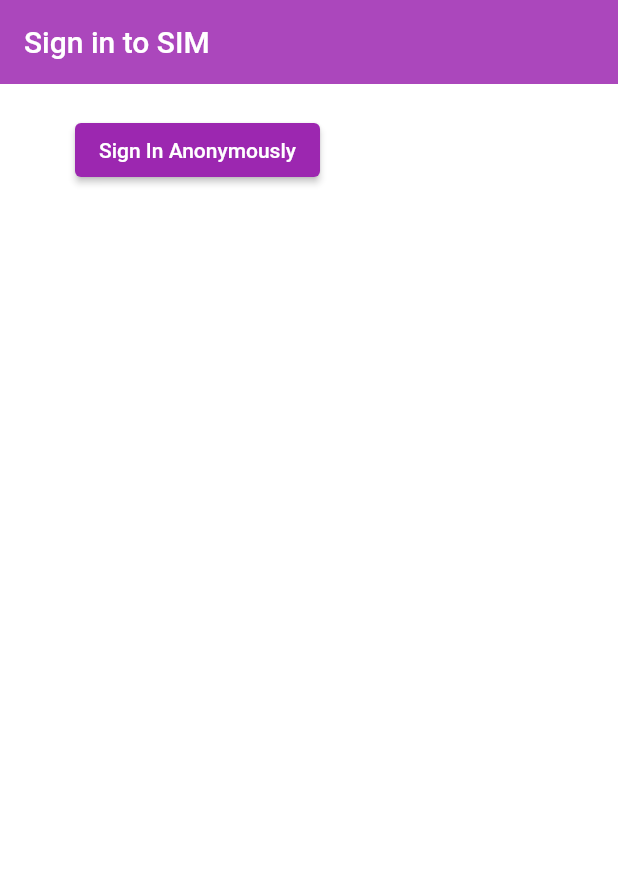
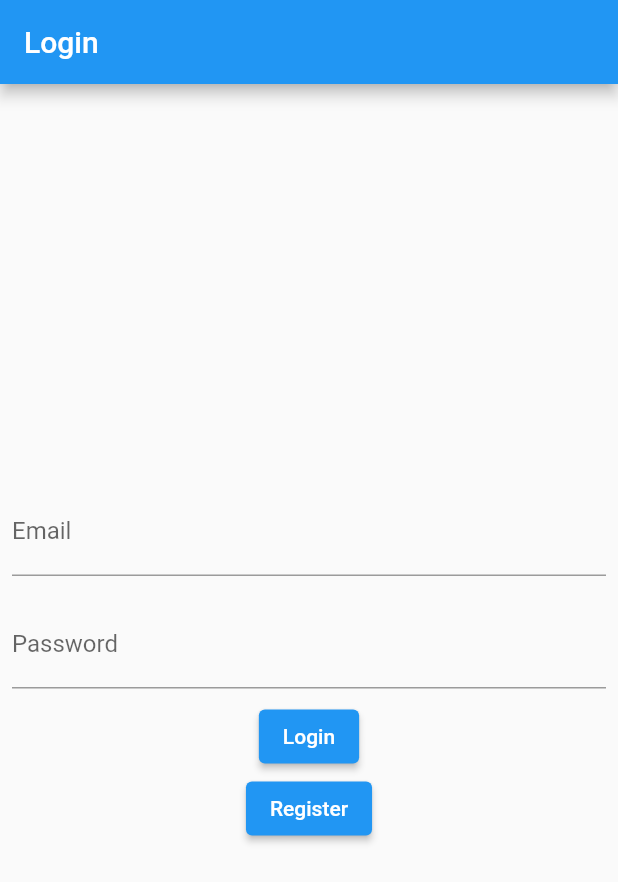
Before and after one commit to samuel-howell/SIM, a Flutter app: the screen it shows after launch, on a phone screen of 412 x 824 dp. Shown: the top 882 px of the screen. Run offline on Flutter 3.47's test engine with Material 2 defaults, Android fonts, the light colour scheme and no system bars; our stand-ins replace firebase_auth, firebase_core; accounts and stored records are empty.

Commit message:
added basic authenticaton for login and register

```diff
--- a/lib/main.dart
+++ b/lib/main.dart
@@ -1,6 +1,10 @@
 import 'package:flutter/material.dart';
+import 'package:howell_capstone/screens/login_screen.dart';
+import 'package:howell_capstone/screens/register_screen.dart';
 import 'package:howell_capstone/screens/wrapper.dart';
 import 'package:firebase_core/firebase_core.dart';
+import 'package:howell_capstone/services/auth.dart';
+import 'package:provider/provider.dart';
 
 void main() async {
   WidgetsFlutterBinding.ensureInitialized();
@@ -13,9 +17,24 @@ class MyApp extends StatelessWidget {
   // This widget is the root of your application.
   @override
   Widget build(BuildContext context) {
-    return MaterialApp(
-      home: Wrapper(),
-      debugShowCheckedModeBanner: false,
+    return MultiProvider(
+      providers: [
+        Provider<AuthService>(
+          create: (_) => AuthService(),
+        )
+      ],
+      child: MaterialApp(
+          title: 'SIM',
+          theme: ThemeData(
+            primarySwatch: Colors.blue,
+          ),
+          debugShowCheckedModeBanner: false,
+          initialRoute: '/',
+          routes: {
+            '/': (context) => Wrapper(),
+            '/login': (context) => LoginScreen(),
+            '/register': (context) => RegisterScreen(),
+          }),
     );
   }
 }
--- a/lib/models/user.dart
+++ b/lib/models/user.dart
@@ -1,9 +1,6 @@
 class User {
   final String uid;
+  final String? email;
 
-  User({this.uid});
+  User(this.uid, this.email);
 }
-
-
-
-https://www.youtube.com/watch?v=PS0b2gJ04Bs&list=PL4cUxeGkcC9j--TKIdkb3ISfRbJeJYQwC&index=6
--- a/lib/screens/authenticate/authenticate.dart
+++ /dev/null
@@ -1,18 +0,0 @@
-import 'package:flutter/material.dart';
-import 'package:howell_capstone/screens/authenticate/sign_in.dart';
-
-class Authenticate extends StatefulWidget {
-  const Authenticate({Key? key}) : super(key: key);
-
-  @override
-  _AuthenticateState createState() => _AuthenticateState();
-}
-
-class _AuthenticateState extends State<Authenticate> {
-  @override
-  Widget build(BuildContext context) {
-    return Container(
-      child: SignIn(),
-    );
-  }
-}
--- a/lib/screens/authenticate/sign_in.dart
+++ /dev/null
@@ -1,41 +0,0 @@
-import 'package:flutter/material.dart';
-import 'package:howell_capstone/services/auth.dart';
-
-class SignIn extends StatefulWidget {
-  const SignIn({Key? key}) : super(key: key);
-
-  @override
-  _SignInState createState() => _SignInState();
-}
-
-class _SignInState extends State<SignIn> {
-  final AuthService _auth =
-      AuthService(); //  allows me to pull from any methods in my auth.dart in services folder.
-
-  @override
-  Widget build(BuildContext context) {
-    return Scaffold(
-        backgroundColor: Colors.white,
-        appBar: AppBar(
-          backgroundColor: Colors.purple[400],
-          elevation: 0.0,
-          title: Text('Sign in to SIM'),
-        ),
-        body: Container(
-            padding: EdgeInsets.symmetric(vertical: 20.0, horizontal: 50.0),
-            child: ElevatedButton(
-                child: Text('Sign In Anonymously'),
-                style: ElevatedButton.styleFrom(primary: Colors.purple),
-                onPressed: () async {
-                  // it is dynamic because it could be null or Firebase user
-                  dynamic result = await _auth.signinAnonymously();
-
-                  if (result == null) {
-                    print('error signing in');
-                  } else {
-                    print('signed in');
-                    print(result);
-                  }
-                })));
-  }
-}
--- /dev/null
+++ b/lib/screens/login_screen.dart
@@ -0,0 +1,58 @@
+import 'package:flutter/material.dart';
+import 'package:howell_capstone/services/auth.dart';
+import 'package:provider/provider.dart';
+
+class LoginScreen extends StatelessWidget {
+  const LoginScreen({Key? key}) : super(key: key);
+
+  @override
+  Widget build(BuildContext context) {
+    final TextEditingController emailController = TextEditingController();
+    final TextEditingController passwordController = TextEditingController();
+
+    final authService = Provider.of<AuthService>(context);
+    return Scaffold(
+        appBar: AppBar(
+          title: Text('Login'),
+        ),
+        body: Column(
+          mainAxisAlignment: MainAxisAlignment.center,
+          children: [
+            Padding(
+              padding: const EdgeInsets.all(8.0),
+              child: TextField(
+                controller: emailController,
+                decoration: InputDecoration(
+                  labelText: "Email",
+                ),
+              ),
+            ),
+            Padding(
+              padding: const EdgeInsets.all(8.0),
+              child: TextField(
+                controller: passwordController,
+                decoration: InputDecoration(
+                  labelText: "Password",
+                ),
+              ),
+            ),
+            ElevatedButton(
+              onPressed: () {
+                // when the button is pressed, call the auth method and pass the text from email controller and password controller to email and password field respectively
+                authService.signInWithEmailAndPassword(
+                  emailController.text.trim(),
+                  passwordController.text.trim(),
+                );
+              },
+              child: Text('Login'),
+            ),
+            ElevatedButton(
+              onPressed: () {
+                Navigator.pushNamed(context, '/register');
+              },
+              child: Text('Register'),
+            )
+          ],
+        ));
+  }
+}
--- a/lib/screens/wrapper.dart
+++ b/lib/screens/wrapper.dart
@@ -1,15 +1,33 @@
 //this Wrapper.dart file either redirects to Home screen or Authentication screen depending on if the user is authenticated
 
 import 'package:flutter/material.dart';
-import 'package:howell_capstone/screens/authenticate/authenticate.dart';
-import 'package:howell_capstone/screens/home/home.dart';
+import 'package:howell_capstone/screens/home_screen.dart';
+import 'package:howell_capstone/screens/login_screen.dart';
+import 'package:howell_capstone/services/auth.dart';
+import 'package:provider/provider.dart';
+import 'package:howell_capstone/models/user.dart';
 
 class Wrapper extends StatelessWidget {
-  const Wrapper({Key? key}) : super(key: key);
-
   @override
   Widget build(BuildContext context) {
-    //return either Home or Authenitcate widget depending on if the user is signed in
-    return Authenticate();
+    final authService = Provider.of<AuthService>(context);
+    return StreamBuilder<User?>(
+      stream: authService.user,
+      builder: (_, AsyncSnapshot<User?> snapshot) {
+        if (snapshot.connectionState == ConnectionState.active) {
+          final User? user = snapshot.data;
+
+          return user == null
+              ? LoginScreen()
+              : HomeScreen(); //  return login screen or home screen depending on if the user exists
+        } else {
+          return Scaffold(
+            body: Center(
+              child: CircularProgressIndicator(),
+            ),
+          );
+        }
+      },
+    );
   }
 }
--- a/lib/services/auth.dart
+++ b/lib/services/auth.dart
@@ -1,25 +1,42 @@
-import 'package:firebase_auth/firebase_auth.dart';
+import 'package:firebase_auth/firebase_auth.dart' as auth;
+import 'package:howell_capstone/models/user.dart';
 
 class AuthService {
-  // private property _auth
-  final FirebaseAuth _auth = FirebaseAuth.instance;
+  final auth.FirebaseAuth _firebaseAuth = auth.FirebaseAuth.instance;
 
-  // sign in anonymously
-  Future signinAnonymously() async {
-    try {
-      UserCredential result = await _auth.signInAnonymously();
-      User? user = result.user;
-      return user;
-    } catch (e) {
-      print(e.toString());
+  User? _userFromFirebase(auth.User? user) {
+    if (user == null) {
       return null;
     }
+
+    return User(user.uid, user.email);
   }
 
-  // sign in with email and password
+  Stream<User?>? get user {
+    return _firebaseAuth.authStateChanges().map(_userFromFirebase);
+  }
 
-  // register with email and passwords
+  Future<User?> signInWithEmailAndPassword(
+    String email,
+    String password,
+  ) async {
+    final credential = await _firebaseAuth.signInWithEmailAndPassword(
+        email: email, password: password);
 
-  // sign out
+    return _userFromFirebase(credential.user);
+  }
 
+  Future<User?> createUserWithEmailAndPassword(
+    String email,
+    String password,
+  ) async {
+    final credential = await _firebaseAuth.createUserWithEmailAndPassword(
+        email: email, password: password);
+
+    return _userFromFirebase(credential.user);
+  }
+
+  Future<void> signOut() async {
+    return await _firebaseAuth.signOut();
+  }
 }
--- a/pubspec.yaml
+++ b/pubspec.yaml
@@ -31,6 +31,8 @@ dependencies:
   firebase_auth: ^3.0.1
   cloud_firestore: ^2.4.0
   firebase_core: ^1.4.0
+  provider: ^5.0.0
+
 
 dev_dependencies:
   flutter_test:
```
Also changed, not shown: lib/screens/home/home.dart (deleted, +0 -12 lines), lib/screens/home_screen.dart (added, +29 -0 lines), lib/screens/register_screen.dart (added, +52 -0 lines), pubspec.lock.
